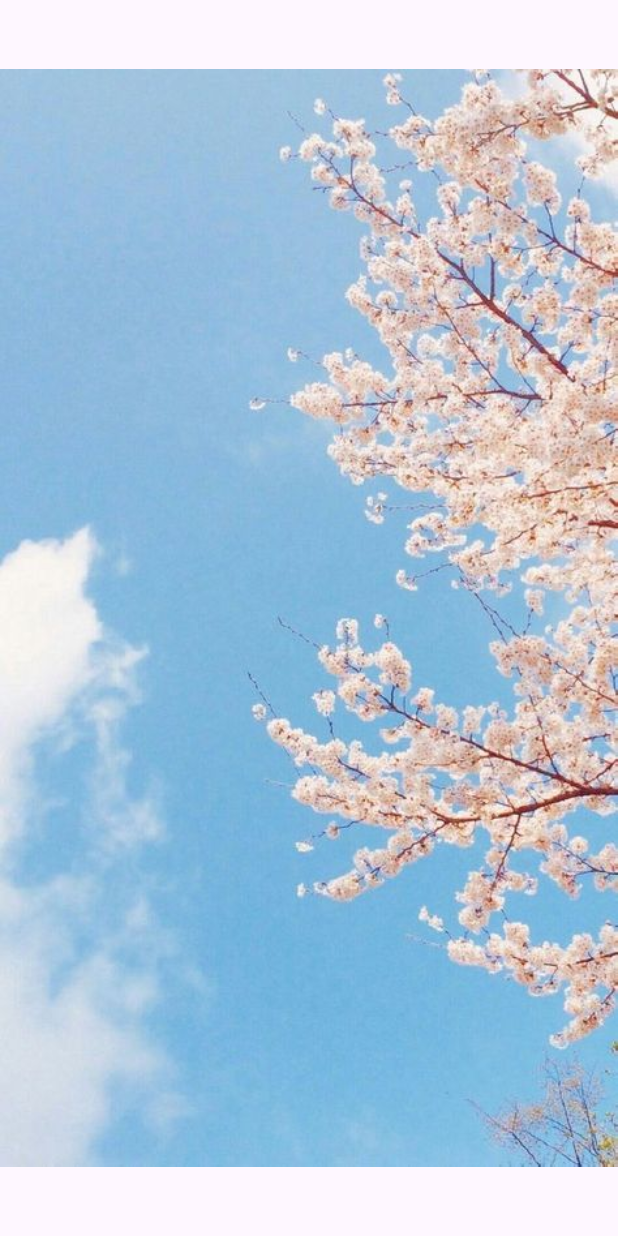
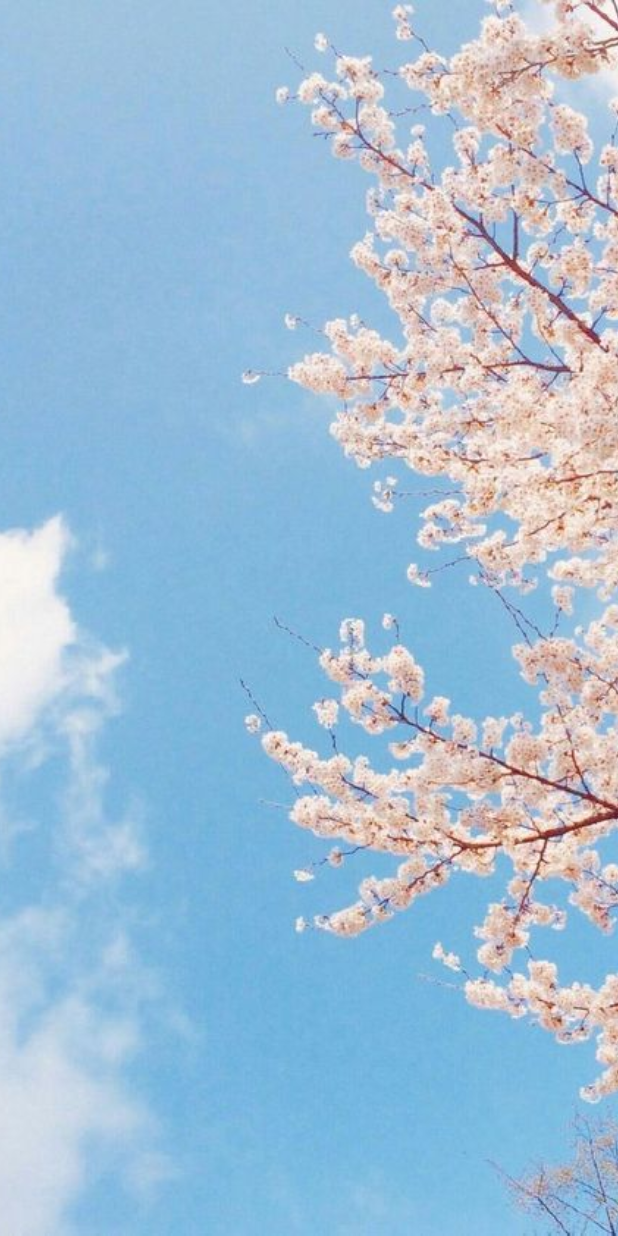
Before and after one commit to Leedoseo/Flutter_WidgetStudy, a Flutter app: the screen it shows after launch, on a phone screen of 412 x 824 dp. Run offline on Flutter 3.47's test engine with Material 3 defaults, Android fonts, the phone set to English and light mode, and no system bars; our stand-ins replace webview_flutter.

Commit message:
이미지 여백 삭제BoxFit.cover사용

```diff
--- a/image_carousel/lib/main.dart
+++ b/image_carousel/lib/main.dart
@@ -1,4 +1,4 @@
-import "package:image_carousel/screen/home_screen.dart";
+import "package:image_carousel/screen/home_screen.dart"; // HomeScreen을 홈 위젯으로 등록
 import 'package:flutter/material.dart';
 
 void main() {
--- a/image_carousel/lib/screen/home_screen.dart
+++ b/image_carousel/lib/screen/home_screen.dart
@@ -1,15 +1,17 @@
 import "package:flutter/material.dart";
 
-class HomeScreen extends StatelessWidget {
+class HomeScreen extends StatelessWidget { // 기본 홈 화면으로 사용할 HomeScreen 위젯 생성
   const HomeScreen({Key? key}) : super(key : key);
 
   @override
   Widget build(BuildContext context) {
     return Scaffold(
-      body: PageView(
-        children: [1, 2, 3, 4, 5]
-        .map(
-            (number) => Image.asset("asset/img/image_$number.jpg"),
+      body: PageView( // PageView 추가
+        children: [1, 2, 3, 4, 5] // 샘플 리스트 생성
+        .map( // 위젯으로 매핑
+            (number) => Image.asset("asset/img/image_$number.jpg", // asset에 있는 이미지 로딩
+            fit: BoxFit.cover, // 부모ㅓ 위젯 전체를 덮는 선에서 최소한 크기로 조절
+            ),
         )
             .toList(),
       ),
```
